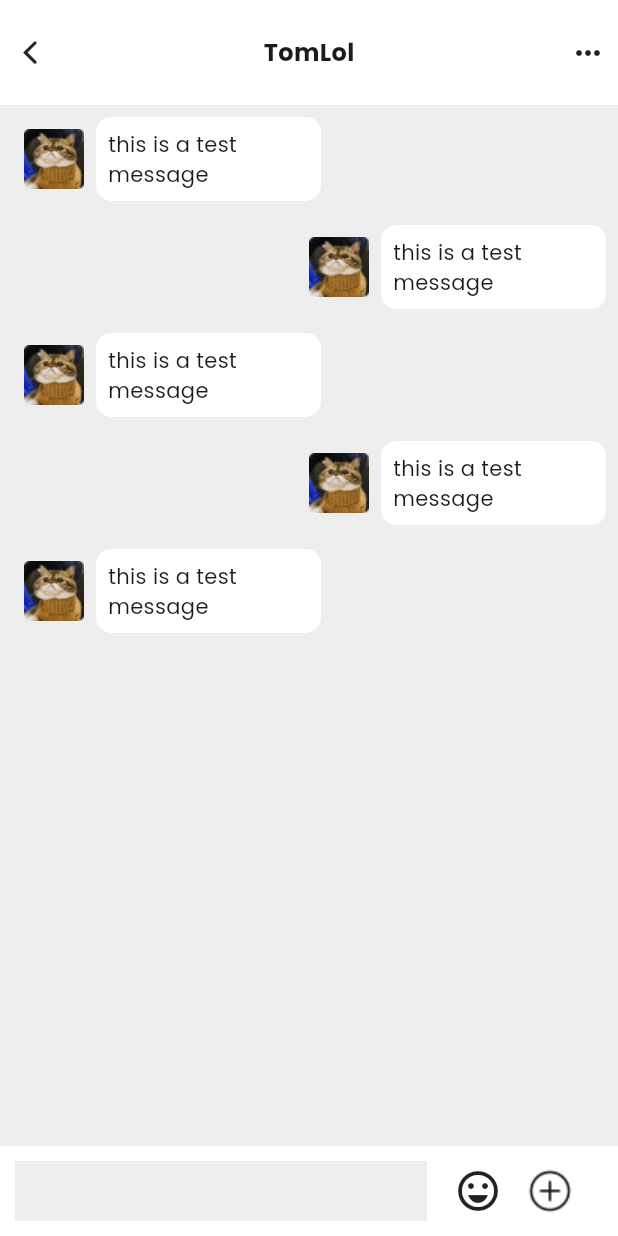
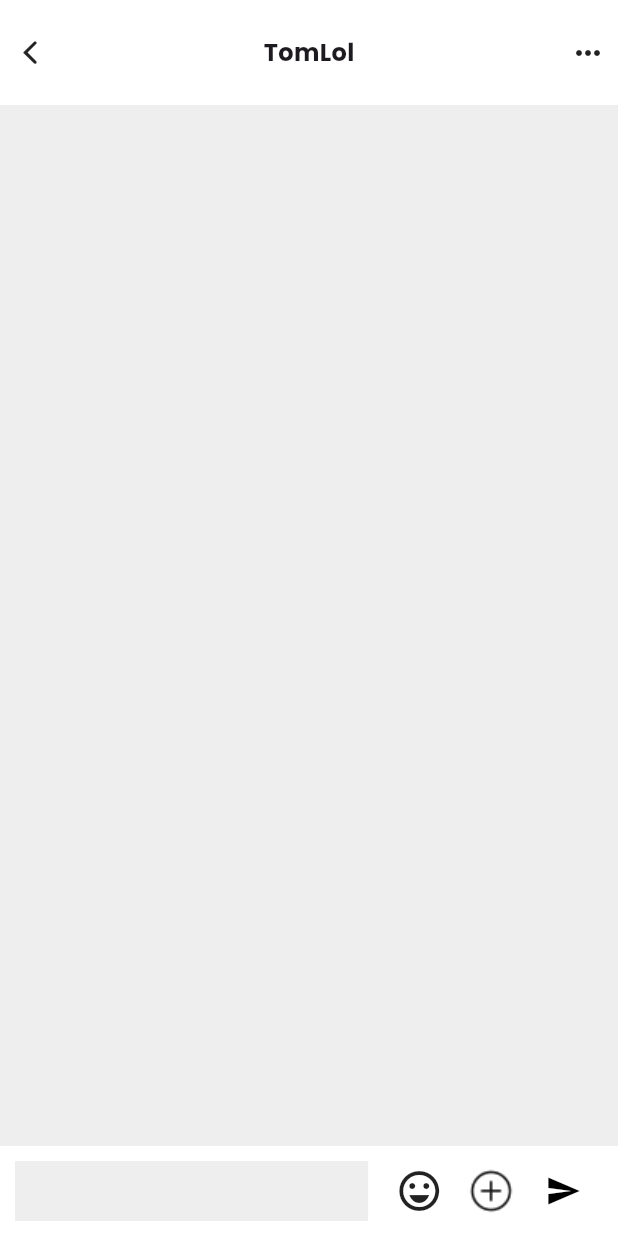
Before and after one commit to mw-sanji/old_care, a Flutter app: the ChatScreen screen opened directly, on a phone screen of 412 x 824 dp. Run offline on Flutter 3.47's test engine with Material 3 defaults, Android fonts, the light colour scheme and no system bars; our stand-ins replace google_fonts, image_picker, persistent_bottom_nav_bar.

Commit message:
commit 2

```diff
--- a/lib/screens/chat_screen.dart
+++ b/lib/screens/chat_screen.dart
@@ -1,12 +1,15 @@
 import 'package:flutter/cupertino.dart';
 import 'package:flutter/material.dart';
+import 'package:old_care/screens/controllers/controller.dart';
 import 'package:old_care/widgets/chat_navbar.dart';
+import 'package:provider/provider.dart';
 
 class ChatScreen extends StatelessWidget {
   const ChatScreen({super.key});
 
   @override
   Widget build(BuildContext context) {
+    return Consumer<Controller>(builder: (context, value, child) {
       return Scaffold(
         body: SafeArea(
           child: Column(
@@ -25,8 +28,8 @@ class ChatScreen extends StatelessWidget {
                           child: const Icon(CupertinoIcons.back)),
                       const Text(
                         "TomLol",
-                      style:
-                          TextStyle(fontSize: 16, fontWeight: FontWeight.bold),
+                        style: TextStyle(
+                            fontSize: 16, fontWeight: FontWeight.bold),
                       ),
                       const Icon(Icons.more_horiz)
                     ],
@@ -39,12 +42,11 @@ class ChatScreen extends StatelessWidget {
                   width: double.infinity,
                   color: const Color(0xffeeeeee),
                   child: ListView.builder(
-                  itemCount: 5,
+                    itemCount:
+                        value.getChats().isEmpty ? 0 : value.getChats().length,
                     itemBuilder: (context, index) {
                       return Align(
-                      alignment: index % 2 == 0
-                          ? Alignment.centerLeft
-                          : Alignment.centerRight,
+                        alignment: Alignment.centerRight,
                         child: Padding(
                           padding: const EdgeInsets.all(8.0),
                           child: Container(
@@ -61,10 +63,10 @@ class ChatScreen extends StatelessWidget {
                                     decoration: BoxDecoration(
                                         borderRadius: BorderRadius.circular(10),
                                         color: Colors.white),
-                                  child: const Padding(
-                                    padding: EdgeInsets.all(8.0),
+                                    child: Padding(
+                                      padding: const EdgeInsets.all(8.0),
                                       child: Center(
-                                        child: Text("this is a test message")),
+                                          child: Text(value.getChats()[index])),
                                     ),
                                   ),
                                 )
@@ -86,5 +88,6 @@ class ChatScreen extends StatelessWidget {
           ),
         ),
       );
+    });
   }
 }
--- a/lib/screens/controllers/controller.dart
+++ b/lib/screens/controllers/controller.dart
@@ -6,8 +6,18 @@ class Controller extends ChangeNotifier {
     return _tags;
   }
 
+  List<String> _chats = [];
+  List<String> getChats() {
+    return _chats;
+  }
+
   void addTags(String tag) {
     _tags.add(tag);
     notifyListeners();
   }
+
+  void addChat(String chat) {
+    _chats.add(chat);
+    notifyListeners();
+  }
 }
--- a/lib/screens/post_screen.dart
+++ b/lib/screens/post_screen.dart
@@ -81,7 +81,7 @@ class PostScreen extends StatelessWidget {
                 ),
               ),
             ),
-            const CommentWidget()
+            CommentWidget()
           ],
         ),
       ),
--- a/lib/widgets/chat_navbar.dart
+++ b/lib/widgets/chat_navbar.dart
@@ -1,8 +1,16 @@
 import 'package:flutter/material.dart';
+import 'package:old_care/screens/controllers/controller.dart';
+import 'package:provider/provider.dart';
 
-class ChatNavBar extends StatelessWidget {
+class ChatNavBar extends StatefulWidget {
   const ChatNavBar({super.key});
 
+  @override
+  State<ChatNavBar> createState() => _ChatNavBarState();
+}
+
+class _ChatNavBarState extends State<ChatNavBar> {
+  TextEditingController controller = TextEditingController();
   @override
   Widget build(BuildContext context) {
     return Row(
@@ -10,10 +18,14 @@ class ChatNavBar extends StatelessWidget {
         Padding(
           padding: const EdgeInsets.all(10.0),
           child: Container(
-              width: 2 * MediaQuery.of(context).size.width / 3,
+              width: 4 * MediaQuery.of(context).size.width / 7,
               color: const Color(0xffeeeeee),
-              child: const TextField(
-                decoration: InputDecoration(border: InputBorder.none),
+              child: Padding(
+                padding: const EdgeInsets.all(8.0),
+                child: TextField(
+                  controller: controller,
+                  decoration: const InputDecoration(border: InputBorder.none),
+                ),
               )),
         ),
         const Padding(
@@ -26,7 +38,16 @@ class ChatNavBar extends StatelessWidget {
         Padding(
           padding: const EdgeInsets.all(8.0),
           child: Image.asset("assets/images/plus.png"),
-        )
+        ),
+        IconButton(
+            onPressed: () {
+              if (controller.text.isNotEmpty) {
+                Provider.of<Controller>(context, listen: false)
+                    .addChat(controller.text);
+              }
+              controller.clear();
+            },
+            icon: const Icon(Icons.send))
       ],
     );
   }
```
Also changed, not shown: lib/widgets/comment_widget.dart (+24 -3 lines). Lines whose indentation alone changed are shown as unchanged.
